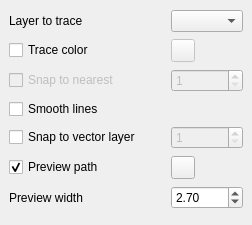
Before: the Qt Designer form raster_scribe_dockwidget_base.ui in IongIer/raster_tracer, drawn with Qt 5.
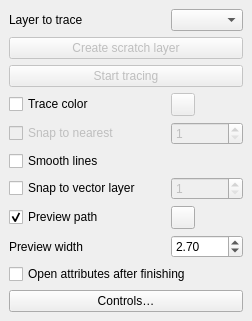
After: the same form once the commit is applied. Custom widgets are drawn as their Qt base class.

Commit message: Add tracing controls, scratch layers, and attribute forms

```diff
--- a/raster_scribe_dockwidget_base.ui
+++ b/raster_scribe_dockwidget_base.ui
@@ -16,7 +16,33 @@
   <widget class="QWidget" name="dockWidgetContents">
    <layout class="QGridLayout" name="gridLayout">
 
-    <item row="7" column="0">
+    <item row="3" column="0" colspan="2">
+     <widget class="QPushButton" name="createScratchLayerButton">
+      <property name="enabled"><bool>false</bool></property>
+      <property name="text"><string>Create scratch layer</string></property>
+      <property name="toolTip"><string>Create an editable temporary line layer using the selected raster's CRS. Use Make Permanent in QGIS to save it to disk.</string></property>
+     </widget>
+    </item>
+    <item row="4" column="0" colspan="2">
+     <widget class="QPushButton" name="startTracingButton">
+      <property name="enabled"><bool>false</bool></property>
+      <property name="text"><string>Start tracing</string></property>
+      <property name="toolTip"><string>Choose a supported RGB raster and select an editable MultiLineString or MultiCurve layer.</string></property>
+     </widget>
+    </item>
+    <item row="11" column="0" colspan="2">
+     <widget class="QCheckBox" name="checkBoxOpenAttributes">
+      <property name="text"><string>Open attributes after finishing</string></property>
+      <property name="toolTip"><string>Open the finished line's form after right-clicking. Shift+right-click reverses this setting for one line.</string></property>
+     </widget>
+    </item>
+    <item row="12" column="0" colspan="2">
+     <widget class="QPushButton" name="controlsButton">
+      <property name="text"><string>Controls…</string></property>
+     </widget>
+    </item>
+
+    <item row="8" column="0">
      <widget class="QCheckBox" name="checkBoxSnap2">
       <property name="enabled">
        <bool>true</bool>
@@ -26,7 +52,7 @@
       </property>
      </widget>
     </item>
-    <item row="7" column="1">
+    <item row="8" column="1">
      <widget class="QgsSpinBox" name="SpinBoxSnap">
       <property name="enabled">
        <bool>false</bool>
@@ -40,7 +66,7 @@
      </widget>
     </item>
 
-    <item row="5" column="0">
+    <item row="6" column="0">
      <widget class="QCheckBox" name="checkBoxSnap">
       <property name="enabled">
        <bool>false</bool>
@@ -50,14 +76,14 @@
       </property>
      </widget>
     </item>
-    <item row="3" column="0">
+    <item row="5" column="0">
      <widget class="QCheckBox" name="checkBoxColor">
       <property name="text">
        <string>Trace color</string>
       </property>
      </widget>
     </item>
-    <item row="3" column="1">
+    <item row="5" column="1">
      <widget class="QgsColorButton" name="mColorButton">
       <property name="enabled">
        <bool>false</bool>
@@ -81,7 +107,7 @@
     <item row="2" column="1">
      <widget class="QgsMapLayerComboBox" name="mMapLayerComboBox"/>
     </item>
-    <item row="5" column="1">
+    <item row="6" column="1">
      <widget class="QgsSpinBox" name="mQgsSpinBox">
       <property name="enabled">
        <bool>false</bool>
@@ -94,14 +120,14 @@
       </property>
      </widget>
     </item>
-    <item row="6" column="0">
+    <item row="7" column="0">
      <widget class="QCheckBox" name="checkBoxSmooth">
       <property name="text">
        <string>Smooth lines</string>
       </property>
      </widget>
     </item>
-    <item row="8" column="0">
+    <item row="9" column="0">
      <widget class="QCheckBox" name="checkBoxPreview">
       <property name="text">
        <string>Preview path</string>
@@ -111,7 +137,7 @@
       </property>
      </widget>
     </item>
-    <item row="8" column="1">
+    <item row="9" column="1">
      <widget class="QgsColorButton" name="previewColorButton">
       <property name="text">
        <string/>
@@ -125,14 +151,14 @@
       </property>
      </widget>
     </item>
-    <item row="9" column="0">
+    <item row="10" column="0">
      <widget class="QLabel" name="previewWidthLabel">
       <property name="text">
        <string>Preview width</string>
       </property>
      </widget>
     </item>
-    <item row="9" column="1">
+    <item row="10" column="1">
      <widget class="QDoubleSpinBox" name="previewWidthSpinBox">
       <property name="minimum">
        <double>0.100000000000000</double>
```
The commit also changes 15 other files.
